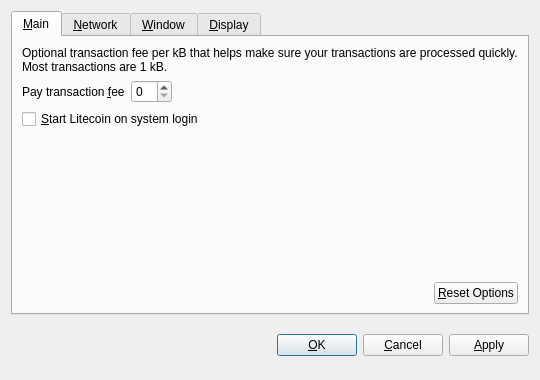
First picture: the form in src/qt/forms/optionsdialog.ui, repository moosehacker/TossCoin, before the edit.
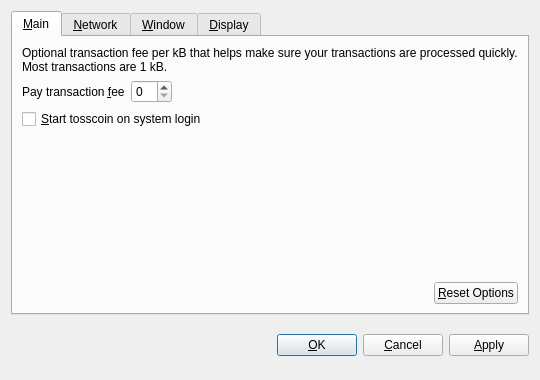
Second picture: the form after the edit. Custom widgets are drawn as their Qt base class.

```diff
--- a/src/qt/forms/optionsdialog.ui
+++ b/src/qt/forms/optionsdialog.ui
@@ -82,7 +82,7 @@
           <string>Automatically start Litecoin after logging in to the system.</string>
          </property>
          <property name="text">
-          <string>&amp;Start Litecoin on system login</string>
+          <string>&amp;Start tosscoin on system login</string>
          </property>
         </widget>
        </item>
```
Left out of the diff: 10 changed lines with no effect on the pictures.
